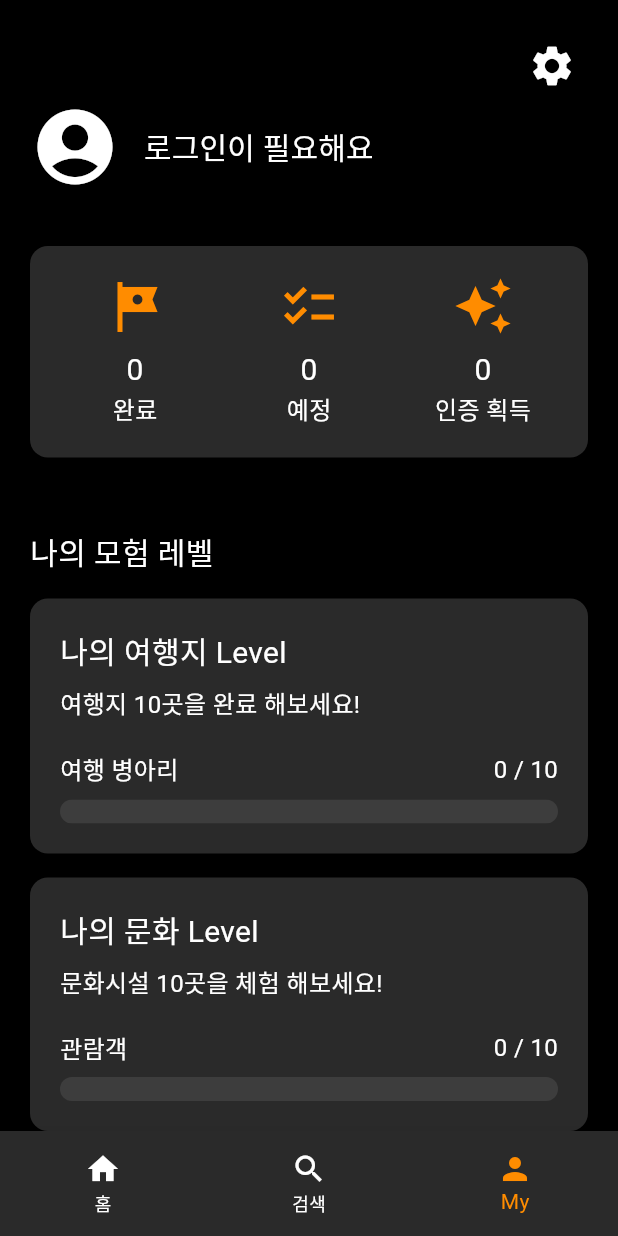
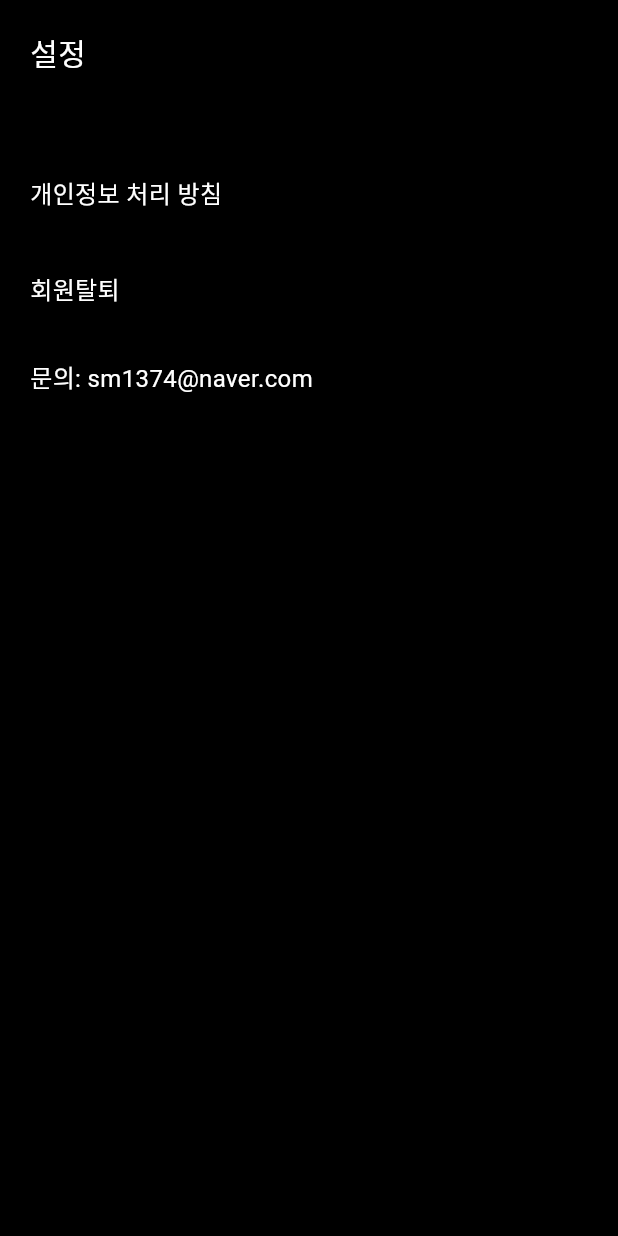
Before and after one commit to idstudent/stamp_way_flutter, a Flutter app: the screen it shows after launch, item 3 of the bottom bar chosen, after a tap on the "settings" icon, on a phone screen of 412 x 824 dp. Run offline on Flutter 3.47's test engine with Material 3 defaults, Android fonts, the phone set to English and light mode, and no system bars; our stand-ins replace cloud_firestore, dio, firebase_auth, firebase_core, flutter_dotenv, flutter_riverpod and 6 more; accounts and stored records are empty; Roboto replaces fonts that are missing (noto_extra_bold, noto_regular, noto_semi_bold).

Commit message:
설정 페이지 ui만 작업

```diff
--- a/lib/pages/my_page.dart
+++ b/lib/pages/my_page.dart
@@ -63,7 +63,9 @@ class _MyPageState extends ConsumerState<MyPage> {
                 child: IconButton(
                   icon: const Icon(Icons.settings, size: 32,),
                   color: AppColors.white,
-                  onPressed: () {},
+                  onPressed: () {
+                    context.pushNamed(AppRoutes.setting);
+                  },
                 ),
               ),
               Row(
--- /dev/null
+++ b/lib/pages/setting_page.dart
@@ -0,0 +1,46 @@
+import 'package:flutter/material.dart';
+import 'package:stamp_way_flutter/font_styles/app_text_style.dart';
+
+class SettingPage extends StatelessWidget {
+  const SettingPage({super.key});
+
+  @override
+  Widget build(BuildContext context) {
+    return Scaffold(
+      body: SafeArea(
+        child: Column(
+          crossAxisAlignment: CrossAxisAlignment.start,
+          children: [
+            Padding(
+              padding: const EdgeInsets.only(top: 20, left: 20),
+              child: Text('설정', style: AppTextStyle.fontSize20WhiteExtraBold,),
+            ),
+            SizedBox(height: 48,),
+            GestureDetector(
+              onTap: () { //TODO: 웹뷰연결
+              } ,
+              child: Container(
+                width: double.infinity,
+                padding: EdgeInsets.all(20),
+                child: Text('개인정보 처리 방침', style: AppTextStyle.fontSize16WhiteRegular,),
+              ),
+            ),
+            GestureDetector(
+              onTap: () { //TODO: 회원탈퇴
+              } ,
+              child: Container(
+                width: double.infinity,
+                padding: EdgeInsets.all(20),
+                child: Text('회원탈퇴', style: AppTextStyle.fontSize16WhiteRegular,),
+              ),
+            ),
+            Padding(
+              padding: const EdgeInsets.only(top: 16, left: 20),
+              child: Text('문의: sm1374@naver.com', style: AppTextStyle.fontSize16WhiteRegular,),
+            ),
+          ],
+        )
+      ),
+    );
+  }
+}
--- a/lib/routes/app_routes.dart
+++ b/lib/routes/app_routes.dart
@@ -3,6 +3,7 @@ import 'package:stamp_way_flutter/pages/login_page.dart';
 import 'package:stamp_way_flutter/pages/main_page.dart';
 import 'package:stamp_way_flutter/pages/my_tour_list_page.dart';
 import 'package:stamp_way_flutter/pages/near_place_page.dart';
+import 'package:stamp_way_flutter/pages/setting_page.dart';
 import 'package:stamp_way_flutter/pages/tour_detail_page.dart';
 
 import '../pages/my_tour_detail_page.dart';
@@ -14,6 +15,7 @@ class AppRoutes {
   static const String tourDetail = '/tour-detail';
   static const String myTourDetail = '/my-tour-detail';
   static const String login = '/login';
+  static const String setting = '/setting';
 }
 
 final GoRouter router = GoRouter(
@@ -57,6 +59,13 @@ final GoRouter router = GoRouter(
         builder: (context, state) {
           return MyTourDetailPage();
         }
-    )
+    ),
+    GoRoute(
+        path: AppRoutes.setting,
+        name: AppRoutes.setting,
+        builder: (context, state) {
+          return SettingPage();
+        }
+    ),
   ],
 );
```
